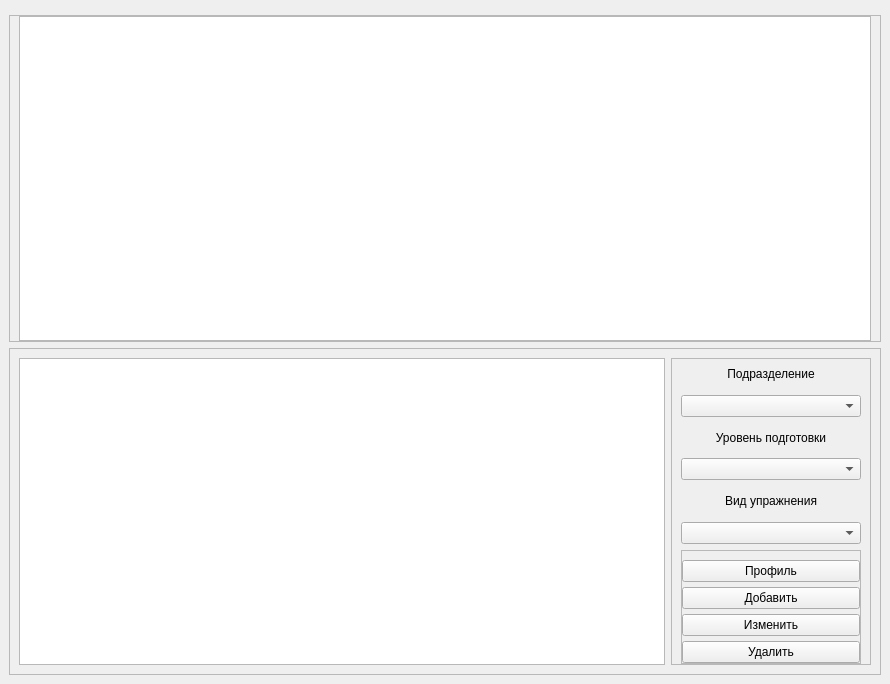
The window that mainwindow_ui.ui (alekskositsyn/StatStrel) describes before a commit, drawn with Qt 5.
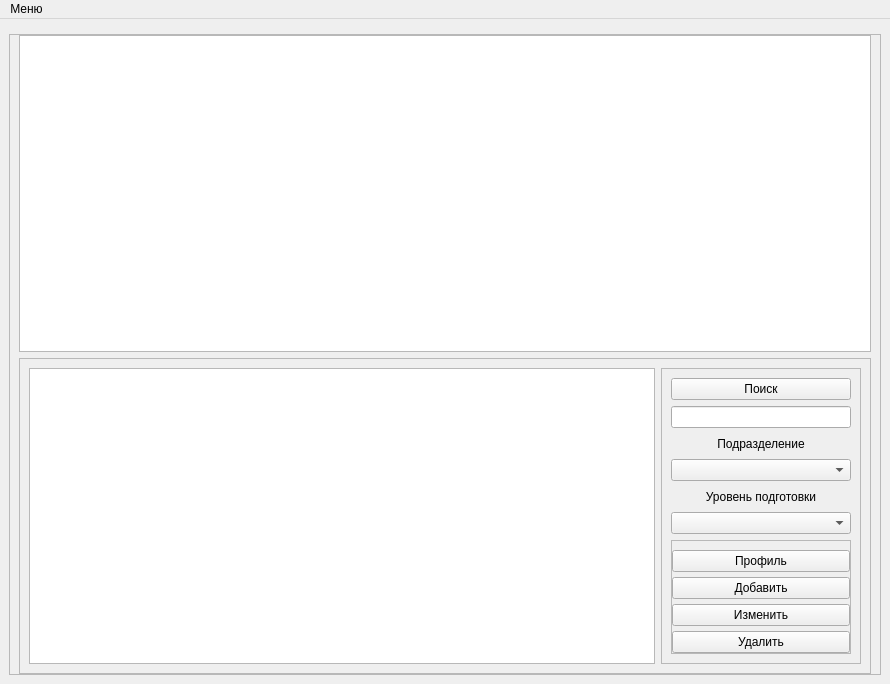
The same window after the commit. Custom widgets are drawn as their Qt base class.

Commit message: add search users

What changed in the file:
```diff
--- a/mainwindow_ui.ui
+++ b/mainwindow_ui.ui
@@ -40,10 +40,7 @@
        <item row="0" column="0">
         <widget class="QChartView" name="chartView"/>
        </item>
-      </layout>
-     </widget>
-    </item>
-    <item>
+       <item row="1" column="0">
      <widget class="QFrame" name="frame">
       <property name="frameShape">
        <enum>QFrame::StyledPanel</enum>
@@ -51,42 +48,8 @@
       <property name="frameShadow">
        <enum>QFrame::Raised</enum>
       </property>
-      <layout class="QHBoxLayout" name="horizontalLayout">
-       <item>
-        <widget class="QTableView" name="tblItems">
-         <property name="frameShadow">
-          <enum>QFrame::Plain</enum>
-         </property>
-         <property name="lineWidth">
-          <number>1</number>
-         </property>
-         <property name="alternatingRowColors">
-          <bool>true</bool>
-         </property>
-         <property name="sortingEnabled">
-          <bool>true</bool>
-         </property>
-         <attribute name="horizontalHeaderCascadingSectionResizes">
-          <bool>false</bool>
-         </attribute>
-         <attribute name="horizontalHeaderShowSortIndicator" stdset="0">
-          <bool>false</bool>
-         </attribute>
-         <attribute name="horizontalHeaderStretchLastSection">
-          <bool>false</bool>
-         </attribute>
-         <attribute name="verticalHeaderVisible">
-          <bool>false</bool>
-         </attribute>
-         <attribute name="verticalHeaderShowSortIndicator" stdset="0">
-          <bool>false</bool>
-         </attribute>
-         <attribute name="verticalHeaderStretchLastSection">
-          <bool>false</bool>
-         </attribute>
-        </widget>
-       </item>
-       <item>
+         <layout class="QGridLayout" name="gridLayout_3">
+          <item row="0" column="1">
         <widget class="QFrame" name="frame_3">
          <property name="minimumSize">
           <size>
@@ -94,20 +57,30 @@
            <height>0</height>
           </size>
          </property>
+            <property name="maximumSize">
+             <size>
+              <width>200</width>
+              <height>16777215</height>
+             </size>
+            </property>
          <property name="frameShape">
           <enum>QFrame::StyledPanel</enum>
          </property>
          <property name="frameShadow">
           <enum>QFrame::Raised</enum>
          </property>
-         <layout class="QVBoxLayout" name="verticalLayout">
-          <property name="topMargin">
-           <number>0</number>
-          </property>
-          <property name="bottomMargin">
-           <number>0</number>
-          </property>
-          <item>
+            <layout class="QGridLayout" name="gridLayout">
+             <item row="0" column="0">
+              <widget class="QPushButton" name="btnSearch">
+               <property name="text">
+                <string>Поиск</string>
+               </property>
+              </widget>
+             </item>
+             <item row="1" column="0">
+              <widget class="QLineEdit" name="lineSearch"/>
+             </item>
+             <item row="2" column="0">
            <widget class="QLabel" name="label">
             <property name="layoutDirection">
              <enum>Qt::LeftToRight</enum>
@@ -120,10 +93,10 @@
             </property>
            </widget>
           </item>
-          <item>
+             <item row="3" column="0">
            <widget class="QComboBox" name="cmb_division"/>
           </item>
-          <item>
+             <item row="4" column="0">
            <widget class="QLabel" name="label_2">
             <property name="text">
              <string>Уровень подготовки</string>
@@ -133,23 +106,10 @@
             </property>
            </widget>
           </item>
-          <item>
+             <item row="5" column="0">
            <widget class="QComboBox" name="cmb_degree"/>
           </item>
-          <item>
-           <widget class="QLabel" name="label_3">
-            <property name="text">
-             <string>Вид упражнения</string>
-            </property>
-            <property name="alignment">
-             <set>Qt::AlignCenter</set>
-            </property>
-           </widget>
-          </item>
-          <item>
-           <widget class="QComboBox" name="cmbTasks"/>
-          </item>
-          <item>
+             <item row="6" column="0">
            <widget class="QFrame" name="frame_4">
             <property name="frameShape">
              <enum>QFrame::StyledPanel</enum>
@@ -207,11 +167,91 @@
          </layout>
         </widget>
        </item>
+          <item row="0" column="0">
+           <widget class="QTableView" name="tblItems">
+            <property name="frameShadow">
+             <enum>QFrame::Plain</enum>
+            </property>
+            <property name="lineWidth">
+             <number>1</number>
+            </property>
+            <property name="alternatingRowColors">
+             <bool>true</bool>
+            </property>
+            <property name="sortingEnabled">
+             <bool>true</bool>
+            </property>
+            <attribute name="horizontalHeaderCascadingSectionResizes">
+             <bool>false</bool>
+            </attribute>
+            <attribute name="horizontalHeaderShowSortIndicator" stdset="0">
+             <bool>false</bool>
+            </attribute>
+            <attribute name="horizontalHeaderStretchLastSection">
+             <bool>false</bool>
+            </attribute>
+            <attribute name="verticalHeaderVisible">
+             <bool>false</bool>
+            </attribute>
+            <attribute name="verticalHeaderShowSortIndicator" stdset="0">
+             <bool>false</bool>
+            </attribute>
+            <attribute name="verticalHeaderStretchLastSection">
+             <bool>false</bool>
+            </attribute>
+           </widget>
+          </item>
       </layout>
      </widget>
     </item>
    </layout>
   </widget>
+    </item>
+   </layout>
+  </widget>
+  <widget class="QMenuBar" name="menuBar">
+   <property name="geometry">
+    <rect>
+     <x>0</x>
+     <y>0</y>
+     <width>890</width>
+     <height>22</height>
+    </rect>
+   </property>
+   <widget class="QMenu" name="menu">
+    <property name="title">
+     <string>Меню</string>
+    </property>
+    <addaction name="action_4"/>
+    <addaction name="action_5"/>
+   </widget>
+   <addaction name="menu"/>
+  </widget>
+  <action name="action">
+   <property name="text">
+    <string>Справка</string>
+   </property>
+  </action>
+  <action name="action_2">
+   <property name="text">
+    <string>О программе</string>
+   </property>
+  </action>
+  <action name="action_3">
+   <property name="text">
+    <string>Настройки</string>
+   </property>
+  </action>
+  <action name="action_4">
+   <property name="text">
+    <string>Настройки</string>
+   </property>
+  </action>
+  <action name="action_5">
+   <property name="text">
+    <string>О программе</string>
+   </property>
+  </action>
  </widget>
  <customwidgets>
   <customwidget>
```
Left out of the diff: 2 changed lines with no effect on the pictures. Lines whose indentation alone changed are shown as unchanged. The commit also changes 3 other files.
